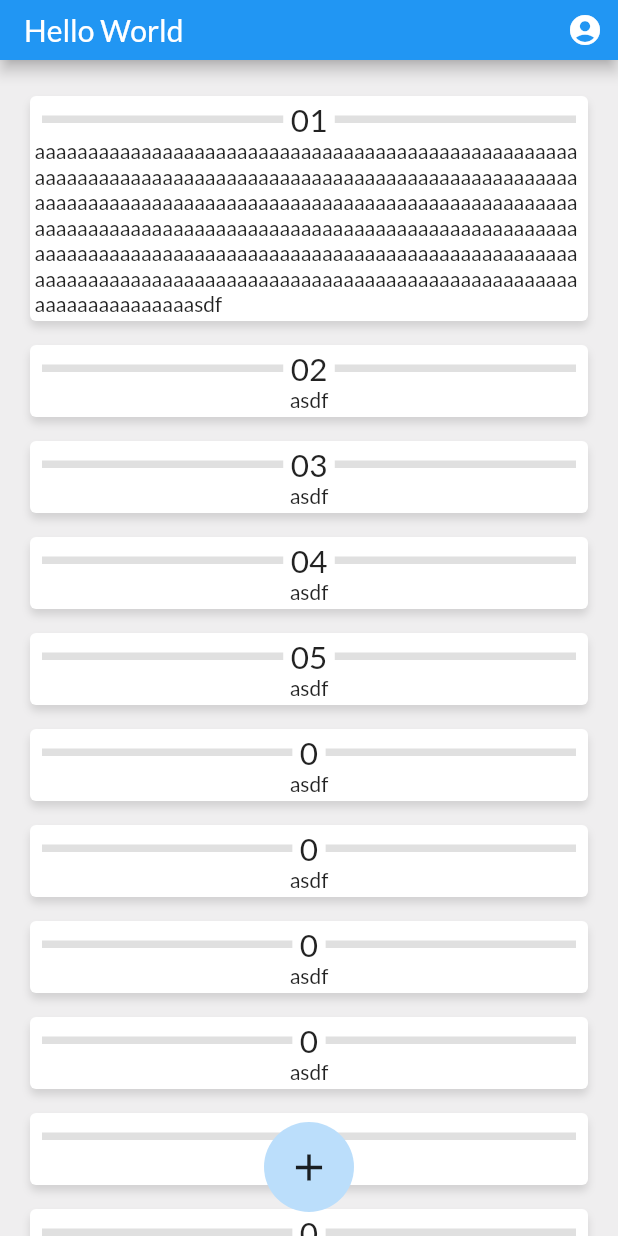
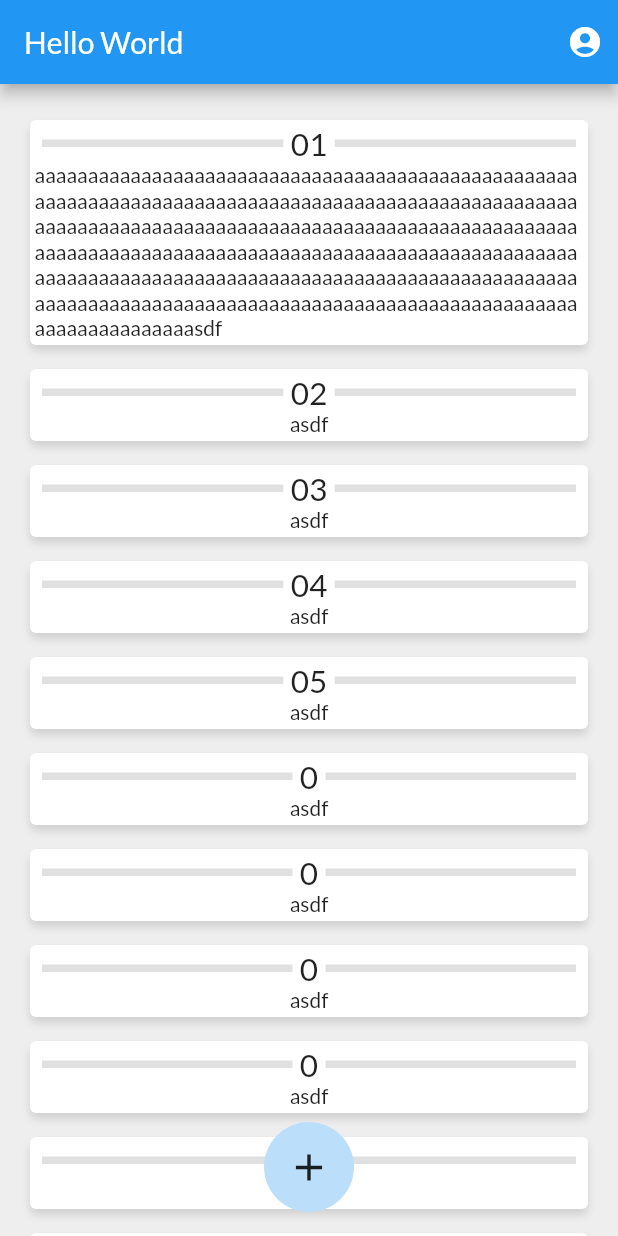
Before and after one commit to samkoesnadi/sicantik-boilerplate, a Flutter app: the screen it shows after launch, on a phone screen of 412 x 824 dp. Run offline on Flutter 3.47's test engine with Material 2 defaults, Android fonts, the phone set to English and light mode, and no system bars; our stand-ins replace get, get_storage, google_fonts, logger, visibility_detector; missing offline and left inert: flexible_scrollbar, spring.

Commit message:
Fixed some values to be nicer to use

```diff
--- a/lib/screens/home_screen.dart
+++ b/lib/screens/home_screen.dart
@@ -46,7 +46,6 @@ class HomeScreenState extends State<HomeScreen> {
             card_data_list: sample_card_data_list),
         appBar: AppBar(
           title: Text("title".tr),
-          toolbarHeight: 40, // Set this height
           actions: [
             InkWell(
                 onTap: () {}, child: const Icon(Icons.account_circle_rounded)),
--- a/lib/widgets/scrollbar.dart
+++ b/lib/widgets/scrollbar.dart
@@ -10,11 +10,12 @@ Widget scrollbar_wrapper(
     required ScrollController scrollController,
     required List<CardData> card_data_list,
     bool isVertical = true,
-    double thumbDragWidth = 30,
-    double thumbWidth = 15,
-    Duration animationDuration = const Duration(milliseconds: 300)}) {
+    double thumbDragWidth = 25,
+    double thumbWidth = 20,
+    Duration animationDuration = const Duration(milliseconds: 100)}) {
   return FlexibleScrollbar(
       scrollLineOffset: 4,
+      scrollLabelOffset: thumbDragWidth + 10,
       alwaysVisible: true,
       controller: scrollController,
       scrollThumbBuilder: (ScrollbarInfo info) {
@@ -34,7 +35,7 @@ Widget scrollbar_wrapper(
             height: height,
             decoration: BoxDecoration(
                 borderRadius: BorderRadius.circular(thumbWidth),
-                color: Colors.grey.withOpacity(isMoving ? 0.9 : 0.6)),
+                color: Colors.grey.withOpacity(isMoving ? 0.6 : 0.3)),
             duration: animationDuration,
             child: Column(
               mainAxisAlignment: MainAxisAlignment.center,
```
